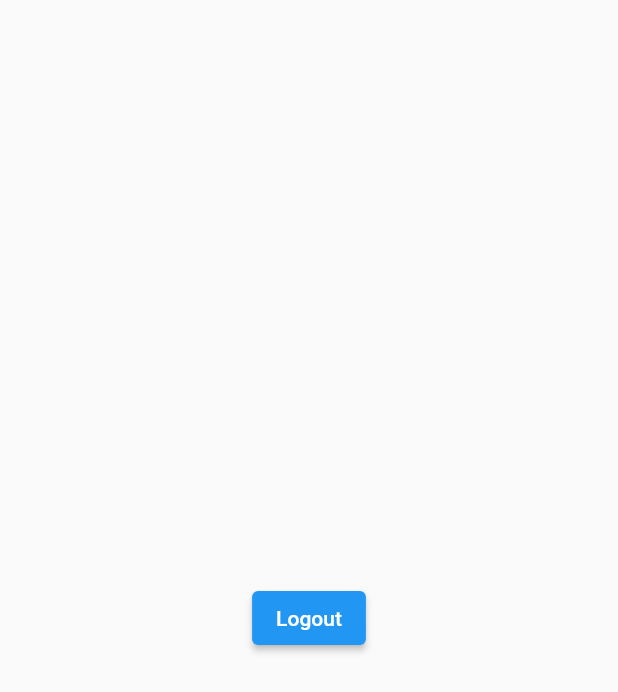
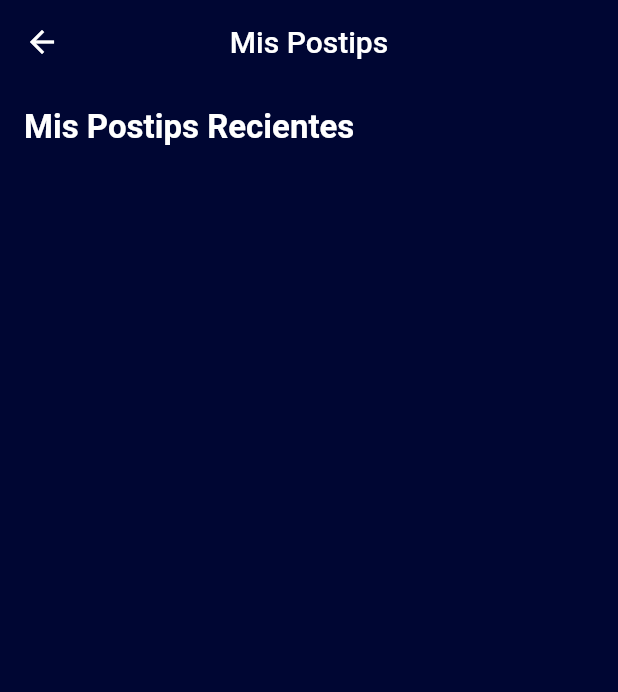
Before and after one commit to lordvader991/MovilExamen, a Flutter app: the HomeScreen screen opened directly, on a phone screen of 412 x 824 dp. Shown: the top 692 px of the screen. Run offline on Flutter 3.47's test engine with Material 2 defaults, Android fonts, the phone set to English and light mode, and no system bars; our stand-ins replace cloud_firestore, firebase_auth, firebase_core, google_fonts; accounts and stored records are empty.

Commit message:
version 1.2

```diff
--- a/lib/screens/home_screen.dart
+++ b/lib/screens/home_screen.dart
@@ -1,28 +1,67 @@
-import 'package:firebase_auth/firebase_auth.dart';
+import 'package:cloud_firestore/cloud_firestore.dart';
 import 'package:flutter/material.dart';
-import 'package:practico_postips/screens/signin_screen.dart';
+import 'package:google_fonts/google_fonts.dart';
+import 'package:practico_postips/style/app_style.dart';
+import 'package:practico_postips/widgets/note_card.dart';
 
-class HomeScreen extends StatefulWidget {
+class HomeScreen extends StatefulWidget{
     const HomeScreen({Key? key}) : super(key: key);
 
     @override
-  _HomeScreenState createState() => _HomeScreenState();
+    State<HomeScreen> createState() => _HomeScreenState();
 }
 
-class _HomeScreenState extends State<HomeScreen> {
+class _HomeScreenState extends State<HomeScreen>{
     @override
-  Widget build(BuildContext context) {
+    Widget build(BuildContext context){
         return Scaffold(
-      body: Center(
-        child: ElevatedButton(
-          child: Text("Logout"),
-          onPressed: () {
-            FirebaseAuth.instance.signOut().then((value) {
-              print("Signed Out");
-              Navigator.push(context,
-                  MaterialPageRoute(builder: (context) => SignInScreen()));
-            });
+            backgroundColor: AppStyle.mainColor,
+            appBar: AppBar(
+                elevation: 0.0,
+                title: const Text("Mis Postips"),
+                centerTitle: true,
+                backgroundColor: AppStyle.mainColor,
+            ),
+            body: Padding(
+                padding: const EdgeInsets.all(16.0),
+                child: Column(
+                mainAxisAlignment:
+                    MainAxisAlignment.start,
+                crossAxisAlignment:
+                    CrossAxisAlignment.start,
+                children: [
+                    Text("Mis Postips Recientes", style: GoogleFonts.roboto(
+                        color:Colors.white,
+                        fontWeight: FontWeight.bold,
+                        fontSize: 22,
+                            ),
+                        ),
+                        const SizedBox(
+                            height: 20.0,
+                        ),
+                        Expanded(
+                          child: StreamBuilder<QuerySnapshot>(
+                              stream: FirebaseFirestore.instance.collection("Notes").snapshots(),
+                              builder: (context, AsyncSnapshot<QuerySnapshot> snapshot){
+                                  if(snapshot.connectionState == ConnectionState.waiting){
+                                      return  Center(
+                                          child: CircularProgressIndicator(),
+                                      );
+                                  }
+                                  if (snapshot.hasData){
+                                      return GridView(
+                                        gridDelegate: SliverGridDelegateWithFixedCrossAxisCount(
+                                          crossAxisCount: 2),
+                                      children: snapshot.data!.docs.map((note) => noteCard(() {}, note)).toList()
+                                      );
+                                  }
+                              return Text ("No hay Postips",
+                                  style: GoogleFonts.nunito(
+                                      color: Colors.white),);
                               },
+                          ),
+                        )
+                    ],
                 ),
             ),
         );
--- /dev/null
+++ b/lib/style/app_style.dart
@@ -0,0 +1,33 @@
+import 'package:flutter/material.dart';
+import 'package:google_fonts/google_fonts.dart';
+
+class AppStyle{
+    static Color bgColor = Color(0xFFe2e2ff);
+    static Color mainColor = Color(0xFF000633);
+    static Color accentColor = Color(0xFF0065FF);
+
+//cards de diferentes colores
+    static List<Color> cardsColor =[
+        Colors.white,
+        Colors.red.shade100,
+        Colors.pink.shade100,
+        Colors.orange.shade100,
+        Colors.yellow.shade100,
+        Colors.green.shade100,
+        Colors.blue.shade100,
+        Colors.blueGrey.shade100,
+        Colors.lightBlue.shade100,
+    ];
+
+    static TextStyle mainTitle =
+        GoogleFonts.roboto(fontSize: 18,
+        fontWeight: FontWeight.bold);
+
+    static TextStyle mainContent =
+        GoogleFonts.nunito(fontSize: 16,
+        fontWeight: FontWeight.normal);
+
+    static TextStyle dateTitle =
+        GoogleFonts.roboto(fontSize: 13,
+        fontWeight: FontWeight.w500);
+}
--- /dev/null
+++ b/lib/widgets/note_card.dart
@@ -0,0 +1,25 @@
+import 'package:cloud_firestore/cloud_firestore.dart';
+import 'package:flutter/material.dart';
+import 'package:practico_postips/style/app_style.dart';
+
+Widget noteCard(Function()? onTap, QueryDocumentSnapshot doc){
+        return InkWell(
+            onTap: onTap,
+            child:Container(
+                padding: EdgeInsets.all(8.0),
+                margin: EdgeInsets.all(8.0),
+                decoration: BoxDecoration(
+                    color: AppStyle.cardsColor[doc["color"]],
+                    borderRadius: BorderRadius.circular(8.0),
+                ),
+                child: Column(
+                    crossAxisAlignment: CrossAxisAlignment.start,
+                    children: [
+                        Text(doc["note_title"],style: AppStyle.mainTitle,),
+                        Text(doc["creation_date"],style: AppStyle.dateTitle,),
+                        Text(doc["note_content"],style: AppStyle.mainContent,),
+                    ],
+                ),
+            )
+        );
+}
```
Also changed, not shown: pubspec.yaml (+4 -6 lines), pubspec.lock, 3 other files. Lines whose indentation alone changed are shown as unchanged.
